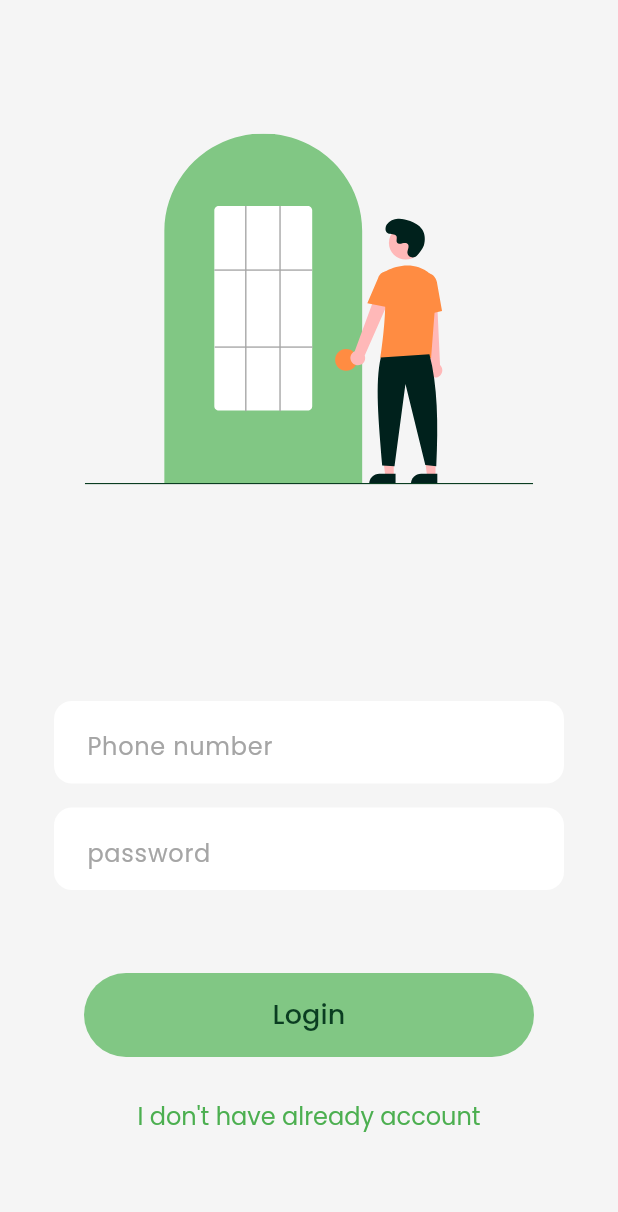
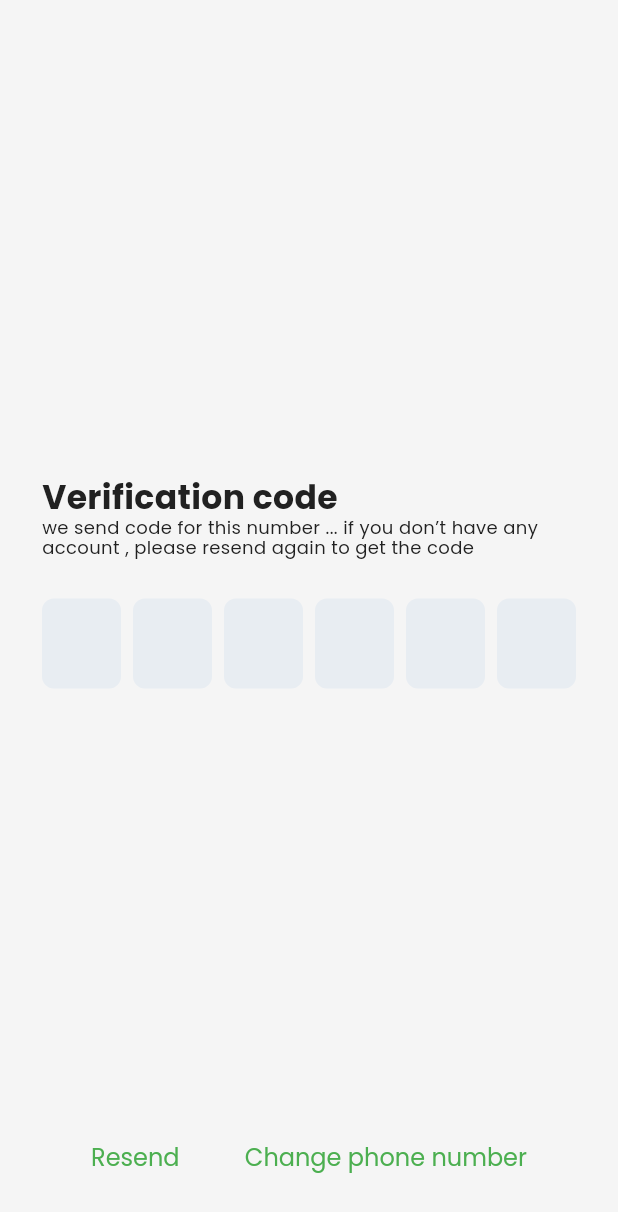
Before and after one commit to AbdulrahmanAlkhawwam/Prog_Lang-pro, a Flutter app: the screen it shows after launch, on a phone screen of 412 x 824 dp. Shown: the top 1212 px of the screen. Run offline on Flutter 3.47's test engine with Material 3 defaults, Android fonts, the phone set to English and light mode, and no system bars; drawn by our look-alikes of pinput; our stand-ins replace bloc, dartz, easy_localization, equatable, flutter_bloc, flutter_svg and 5 more; accounts and stored records are empty.

Commit message:
CREATE OTP SCREEN

```diff
--- a/lib/src/app.dart
+++ b/lib/src/app.dart
@@ -1,5 +1,6 @@
 import 'package:flutter_bloc/flutter_bloc.dart';
 import 'package:flutter/material.dart';
+import 'package:program_language_project/src/features/screens/auth/otp_screen.dart';
 
 import 'core/constants/theme.dart';
 import 'core/service_locator/service_locator.dart';
@@ -36,7 +37,7 @@ class App extends StatelessWidget {
             builder: (context, state) {
               return state.status == AuthStatus.authorized
                   ? MainScreen()
-                  : LoginScreen();
+                  : OtpScreen();
             },
           ),
         ),
--- a/lib/src/features/mangers/auth/bloc/auth_event.dart
+++ b/lib/src/features/mangers/auth/bloc/auth_event.dart
@@ -15,3 +15,9 @@ class Login extends AuthEvent {
 }
 
 class CheckAuth extends AuthEvent {}
+
+class OTP extends AuthEvent {
+  final String passkey;
+
+  OTP({required this.passkey});
+}
--- /dev/null
+++ b/lib/src/features/screens/auth/otp_screen.dart
@@ -0,0 +1,74 @@
+import 'package:flutter/material.dart';
+import 'package:flutter_bloc/flutter_bloc.dart';
+import 'package:http/http.dart';
+import 'package:program_language_project/src/app.dart';
+import 'package:program_language_project/src/core/components/app_input.dart';
+import 'package:program_language_project/src/core/utils/app_context.dart';
+import 'package:pinput/pinput.dart';
+import 'package:program_language_project/src/features/mangers/auth/bloc/auth_bloc.dart';
+
+class OtpScreen extends StatelessWidget {
+  OtpScreen({super.key});
+  final VerificationCode = TextEditingController();
+  final globalKey = GlobalKey<FormState>();
+
+  @override
+  Widget build(BuildContext context) {
+    return Scaffold(
+      body: Padding(
+        padding: const EdgeInsets.all(28),
+        child: Form(
+          key: globalKey,
+          child: Column(
+            mainAxisAlignment: MainAxisAlignment.center,
+            crossAxisAlignment: CrossAxisAlignment.start,
+            children: [
+              Expanded(child: SizedBox(height: 1)),
+              Padding(
+                padding: const EdgeInsets.symmetric(vertical: 2),
+                child: Text(
+                  "Verification code",
+                  style: TextStyle(
+                    color: context.colors.onSurface,
+                    fontSize: 22,
+                    fontWeight: FontWeight.w700,
+                  ),
+                ),
+              ),
+              Padding(
+                padding: const EdgeInsets.only(bottom: 28),
+                child: Text(
+                  "we send code for this number ... if you don’t have any account , please resend again to get the code ",
+                  style: TextStyle(
+                    color: context.colors.onSurface,
+                    fontSize: 12,
+                  ),
+                ),
+              ),
+              Pinput(
+                length: 6,
+                onCompleted: (pin) {
+                  context.read<AuthBloc>().add(OTP(passkey: pin));
+                },
+              ),
+              Expanded(child: SizedBox(height: 1)),
+              Row(
+                mainAxisAlignment: MainAxisAlignment.spaceEvenly,
+                children: [
+                  TextButton(
+                    onPressed: () {},
+                    child: Text("Resend"),
+                  ),
+                  TextButton(
+                    onPressed: () => context.pop(),
+                    child: Text("Change phone number"),
+                  ),
+                ],
+              ),
+            ],
+          ),
+        ),
+      ),
+    );
+  }
+}
--- a/pubspec.yaml
+++ b/pubspec.yaml
@@ -24,6 +24,7 @@ dependencies:
   get_it: ^8.0.2
   bloc: ^8.1.4
   flutter_bloc: ^8.1.6
+  pinput: ^5.0.0
 
 dev_dependencies:
   flutter_test:
```
Also changed, not shown: lib/src/features/datasources/auth/auth_remote_datasource.dart (+13 -0 lines), lib/src/features/mangers/auth/bloc/auth_bloc.dart (+13 -0 lines), lib/src/features/repositories/auth/auth_repository.dart (+7 -0 lines), pubspec.lock.
